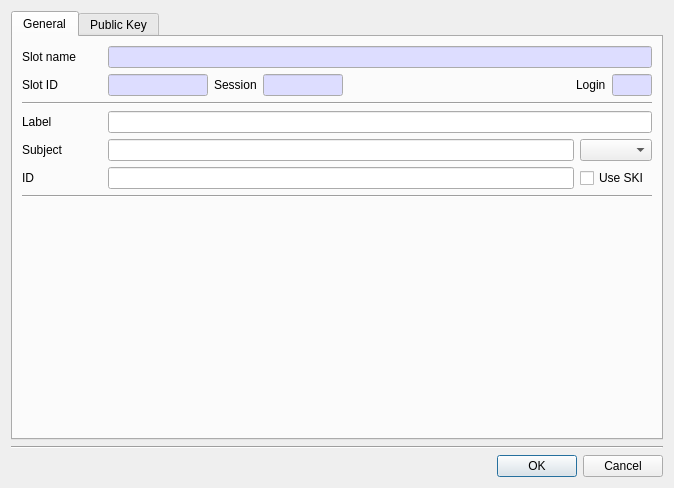
This is CryptokiMan/create_rsa_pub_key_dlg.ui in jykim74/CryptokiMan as Qt 5 draws it before an edit. The edited form follows.
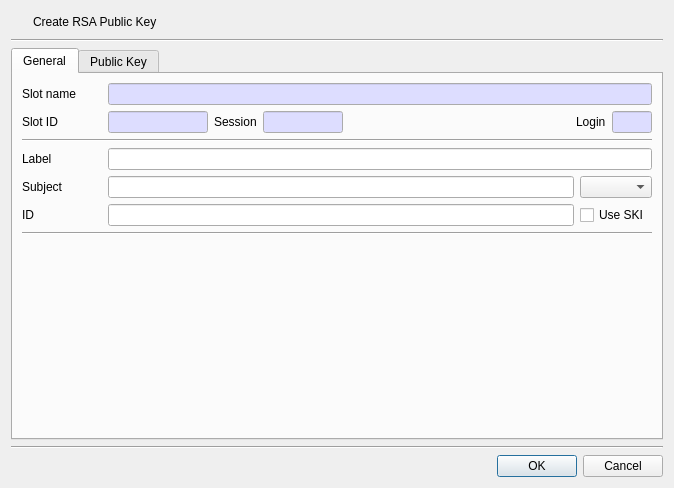
This is the edited form. Icons and pictures are not drawn.

```diff
--- a/CryptokiMan/create_rsa_pub_key_dlg.ui
+++ b/CryptokiMan/create_rsa_pub_key_dlg.ui
@@ -14,6 +14,50 @@
    <string>Create RSA public key</string>
   </property>
   <layout class="QVBoxLayout" name="verticalLayout">
+   <item>
+    <layout class="QGridLayout" name="gridLayout_8">
+     <item row="0" column="0">
+      <widget class="QPushButton" name="pushButton">
+       <property name="minimumSize">
+        <size>
+         <width>16</width>
+         <height>0</height>
+        </size>
+       </property>
+       <property name="maximumSize">
+        <size>
+         <width>16</width>
+         <height>16777215</height>
+        </size>
+       </property>
+       <property name="text">
+        <string/>
+       </property>
+       <property name="icon">
+        <iconset resource="cryptokiman.qrc">
+         <normaloff>:/images/rsa_pu.png</normaloff>:/images/rsa_pu.png</iconset>
+       </property>
+       <property name="flat">
+        <bool>true</bool>
+       </property>
+      </widget>
+     </item>
+     <item row="0" column="1">
+      <widget class="QLabel" name="label_2">
+       <property name="text">
+        <string>Create RSA Public Key</string>
+       </property>
+      </widget>
+     </item>
+    </layout>
+   </item>
+   <item>
+    <widget class="Line" name="line_6">
+     <property name="orientation">
+      <enum>Qt::Horizontal</enum>
+     </property>
+    </widget>
+   </item>
    <item>
     <widget class="QTabWidget" name="tabWidget">
      <property name="currentIndex">
```
Left out of the diff: 4 changed lines with no effect on the pictures.
